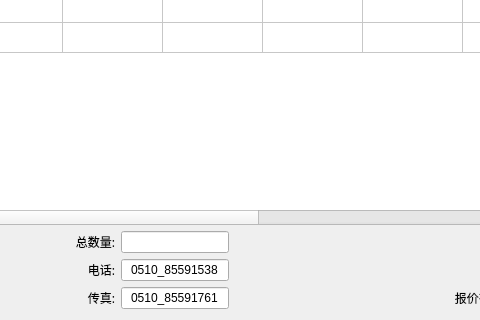
The window that wxxd/sale/quote.ui (djshao/mto) describes before a commit, drawn with Qt 5; both pictures show x 351 to 831 and y 448 to 768 of the 1024 by 768 pixel window.
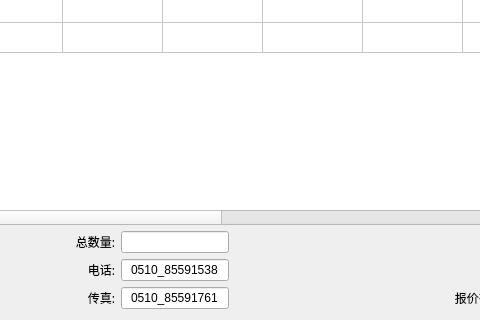
The same window after the commit. Icons and pictures are not drawn.

What changed in the file:
```diff
--- a/wxxd/sale/quote.ui
+++ b/wxxd/sale/quote.ui
@@ -346,6 +346,11 @@
        <string>备注</string>
       </property>
      </column>
+     <column>
+      <property name="text">
+       <string>折扣%</string>
+      </property>
+     </column>
     </widget>
    </item>
    <item row="2" column="0">
```
